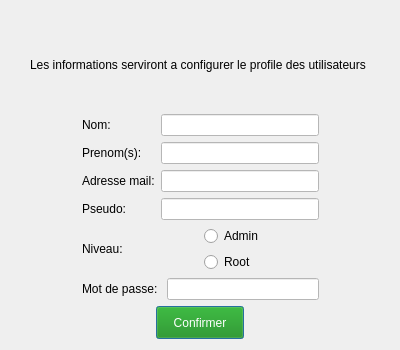
Above: myProject/adduser.ui from ToDesire/QT_Project before the change. Below: the same form after it.
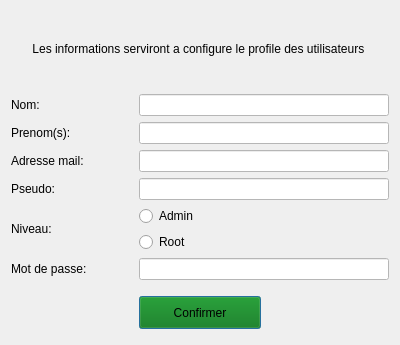
That is the form after the change.

Patch:
```diff
--- a/myProject/adduser.ui
+++ b/myProject/adduser.ui
@@ -7,55 +7,94 @@
     <x>0</x>
     <y>0</y>
     <width>400</width>
-    <height>350</height>
+    <height>345</height>
    </rect>
   </property>
   <property name="minimumSize">
    <size>
     <width>400</width>
-    <height>350</height>
+    <height>345</height>
    </size>
   </property>
   <property name="maximumSize">
    <size>
     <width>400</width>
-    <height>350</height>
+    <height>345</height>
    </size>
   </property>
   <property name="windowTitle">
    <string>Ajout utilisateur</string>
   </property>
-  <layout class="QGridLayout" name="gridLayout_2">
-   <item row="0" column="2">
-    <spacer name="verticalSpacer_2">
-     <property name="orientation">
-      <enum>Qt::Vertical</enum>
+  <layout class="QGridLayout" name="gridLayout">
+   <item row="4" column="0">
+    <widget class="QLabel" name="label_4">
+     <property name="text">
+      <string>Pseudo:</string>
      </property>
-     <property name="sizeType">
-      <enum>QSizePolicy::Fixed</enum>
+    </widget>
+   </item>
+   <item row="2" column="1" colspan="2">
+    <widget class="QLineEdit" name="inp_prenom">
+     <property name="styleSheet">
+      <string notr="true">QLineEdit{
+	background-color: #fff;
+	color:  #000;
+}
+</string>
      </property>
-     <property name="sizeHint" stdset="0">
-      <size>
-       <width>20</width>
-       <height>10</height>
-      </size>
+    </widget>
+   </item>
+   <item row="6" column="0">
+    <widget class="QLabel" name="label_6">
+     <property name="text">
+      <string>Mot de passe:</string>
      </property>
-    </spacer>
+    </widget>
+   </item>
+   <item row="4" column="1" colspan="2">
+    <widget class="QLineEdit" name="inp_psd">
+     <property name="styleSheet">
+      <string notr="true">QLineEdit{
+	background-color: #fff;
+	color:  #000;
+}
+</string>
+     </property>
+    </widget>
+   </item>
+   <item row="1" column="1" colspan="2">
+    <widget class="QLineEdit" name="inp_nom">
+     <property name="styleSheet">
+      <string notr="true">QLineEdit{
+	background-color: #fff;
+	color:  #000;
+}
+</string>
+     </property>
+    </widget>
+   </item>
+   <item row="6" column="1" colspan="2">
+    <widget class="QLineEdit" name="inp_pwd">
+     <property name="styleSheet">
+      <string notr="true">QLineEdit{
+	background-color: #fff;
+	color:  #000;
+}
+</string>
+     </property>
+     <property name="echoMode">
+      <enum>QLineEdit::Password</enum>
+     </property>
+    </widget>
    </item>
    <item row="1" column="0">
-    <spacer name="horizontalSpacer_5">
-     <property name="orientation">
-      <enum>Qt::Horizontal</enum>
+    <widget class="QLabel" name="label">
+     <property name="text">
+      <string>Nom:</string>
      </property>
-     <property name="sizeHint" stdset="0">
-      <size>
-       <width>11</width>
-       <height>20</height>
-      </size>
-     </property>
-    </spacer>
+    </widget>
    </item>
-   <item row="1" column="1" colspan="3">
+   <item row="0" column="0" colspan="3">
     <widget class="QLabel" name="label_7">
      <property name="styleSheet">
       <string notr="true">QLabel{
@@ -64,220 +103,111 @@
 }</string>
      </property>
      <property name="text">
-      <string>Les informations serviront a configurer le profile des utilisateurs </string>
+      <string>&lt;center&gt;Les informations serviront a configure le profile des utilisateurs&lt;/center&gt; </string>
      </property>
     </widget>
    </item>
-   <item row="1" column="4">
-    <spacer name="horizontalSpacer_6">
-     <property name="orientation">
-      <enum>Qt::Horizontal</enum>
-     </property>
-     <property name="sizeHint" stdset="0">
-      <size>
-       <width>13</width>
-       <height>20</height>
-      </size>
-     </property>
-    </spacer>
-   </item>
-   <item row="2" column="2">
-    <layout class="QGridLayout" name="gridLayout">
-     <item row="0" column="0">
-      <widget class="QLabel" name="label">
-       <property name="text">
-        <string>Nom:</string>
-       </property>
-      </widget>
-     </item>
-     <item row="0" column="1" colspan="2">
-      <widget class="QLineEdit" name="inp_nom">
-       <property name="styleSheet">
-        <string notr="true">QLineEdit{
+   <item row="3" column="1" colspan="2">
+    <widget class="QLineEdit" name="inp_mail">
+     <property name="styleSheet">
+      <string notr="true">QLineEdit{
 	background-color: #fff;
 	color:  #000;
-	width: 150px;
-}</string>
-       </property>
-      </widget>
-     </item>
-     <item row="1" column="0">
-      <widget class="QLabel" name="label_2">
-       <property name="text">
-        <string>Prenom(s):</string>
-       </property>
-      </widget>
-     </item>
-     <item row="1" column="1" colspan="2">
-      <widget class="QLineEdit" name="inp_prenom">
-       <property name="styleSheet">
-        <string notr="true">QLineEdit{
-	background-color: #fff;
-	color:  #000;
-	width: 150px;
-}</string>
-       </property>
-      </widget>
-     </item>
-     <item row="2" column="0">
-      <widget class="QLabel" name="label_3">
-       <property name="text">
-        <string>Adresse mail:</string>
-       </property>
-      </widget>
-     </item>
-     <item row="2" column="1" colspan="2">
-      <widget class="QLineEdit" name="inp_mail">
-       <property name="styleSheet">
-        <string notr="true">QLineEdit{
-	background-color: #fff;
-	color:  #000;
-	width: 150px;
-}</string>
-       </property>
-      </widget>
-     </item>
-     <item row="3" column="0">
-      <widget class="QLabel" name="label_4">
-       <property name="text">
-        <string>Pseudo:</string>
-       </property>
-      </widget>
-     </item>
-     <item row="3" column="1" colspan="2">
-      <widget class="QLineEdit" name="inp_psd">
-       <property name="styleSheet">
-        <string notr="true">QLineEdit{
-	background-color: #fff;
-	color:  #000;
-	width: 150px;
-}</string>
-       </property>
-      </widget>
-     </item>
-     <item row="4" column="0" colspan="3">
-      <layout class="QHBoxLayout" name="horizontalLayout_2">
-       <item>
-        <widget class="QLabel" name="label_5">
-         <property name="text">
-          <string>Niveau:</string>
-         </property>
-        </widget>
-       </item>
-       <item>
-        <layout class="QVBoxLayout" name="verticalLayout">
-         <item>
-          <widget class="QRadioButton" name="Admin">
-           <property name="text">
-            <string>Admin</string>
-           </property>
-          </widget>
-         </item>
-         <item>
-          <widget class="QRadioButton" name="Root">
-           <property name="text">
-            <string>Root</string>
-           </property>
-          </widget>
-         </item>
-        </layout>
-       </item>
-      </layout>
-     </item>
-     <item row="5" column="0" colspan="2">
-      <widget class="QLabel" name="label_6">
-       <property name="text">
-        <string>Mot de passe:</string>
-       </property>
-      </widget>
-     </item>
-     <item row="5" column="2">
-      <widget class="QLineEdit" name="inp_pwd">
-       <property name="styleSheet">
-        <string notr="true">QLineEdit{
-	background-color: #fff;
-	color:  #000;
-	width: 150px;
-}</string>
-       </property>
-       <property name="echoMode">
-        <enum>QLineEdit::Password</enum>
-       </property>
-      </widget>
-     </item>
-    </layout>
+}
+</string>
+     </property>
+    </widget>
    </item>
-   <item row="3" column="0" colspan="5">
+   <item row="5" column="0" colspan="2">
     <layout class="QHBoxLayout" name="horizontalLayout">
      <item>
-      <spacer name="horizontalSpacer">
-       <property name="orientation">
-        <enum>Qt::Horizontal</enum>
+      <widget class="QLabel" name="label_5">
+       <property name="text">
+        <string>Niveau:</string>
        </property>
-       <property name="sizeHint" stdset="0">
-        <size>
-         <width>168</width>
-         <height>20</height>
-        </size>
-       </property>
-      </spacer>
+      </widget>
      </item>
      <item>
-      <widget class="QPushButton" name="pushButton">
-       <property name="styleSheet">
-        <string notr="true">QPushButton{
+      <layout class="QVBoxLayout" name="verticalLayout">
+       <item>
+        <widget class="QRadioButton" name="Admin">
+         <property name="text">
+          <string>Admin</string>
+         </property>
+        </widget>
+       </item>
+       <item>
+        <widget class="QRadioButton" name="Root">
+         <property name="text">
+          <string>Root</string>
+         </property>
+        </widget>
+       </item>
+      </layout>
+     </item>
+    </layout>
+   </item>
+   <item row="8" column="1">
+    <widget class="QPushButton" name="pushButton">
+     <property name="styleSheet">
+      <string notr="true">QPushButton{
+	background-color: rgb(0, 113, 0);
 	height: 25px;
 	width: 80px;
-	background-color: rgb(14, 138, 1);
-	font: 81 italic 11pt &quot;Fira Sans Compressed ExtraBold&quot;;
-	color: white;
+	font: 81 italic 12pt &quot;Fira Sans Compressed ExtraBold&quot;;
 }
+
 QPushButton:pressed{
 	background-color: rgb(0, 85, 0);
 }</string>
-       </property>
-       <property name="text">
-        <string>Confirmer</string>
-       </property>
-      </widget>
-     </item>
-     <item>
-      <spacer name="horizontalSpacer_2">
-       <property name="orientation">
-        <enum>Qt::Horizontal</enum>
-       </property>
-       <property name="sizeHint" stdset="0">
-        <size>
-         <width>168</width>
-         <height>20</height>
-        </size>
-       </property>
-      </spacer>
-     </item>
-    </layout>
+     </property>
+     <property name="text">
+      <string>Confirmer</string>
+     </property>
+    </widget>
    </item>
-   <item row="2" column="3">
-    <spacer name="horizontalSpacer_4">
+   <item row="2" column="0">
+    <widget class="QLabel" name="label_2">
+     <property name="text">
+      <string>Prenom(s):</string>
+     </property>
+    </widget>
+   </item>
+   <item row="3" column="0">
+    <widget class="QLabel" name="label_3">
+     <property name="text">
+      <string>Adresse mail:</string>
+     </property>
+    </widget>
+   </item>
+   <item row="7" column="1">
+    <spacer name="verticalSpacer">
      <property name="orientation">
-      <enum>Qt::Horizontal</enum>
+      <enum>Qt::Vertical</enum>
+     </property>
+     <property name="sizeType">
+      <enum>QSizePolicy::Fixed</enum>
      </property>
      <property name="sizeHint" stdset="0">
       <size>
-       <width>13</width>
-       <height>20</height>
+       <width>20</width>
+       <height>10</height>
       </size>
      </property>
     </spacer>
    </item>
-   <item row="2" column="1">
-    <spacer name="horizontalSpacer_3">
+   <item row="9" column="1">
+    <spacer name="verticalSpacer_2">
      <property name="orientation">
-      <enum>Qt::Horizontal</enum>
+      <enum>Qt::Vertical</enum>
+     </property>
+     <property name="sizeType">
+      <enum>QSizePolicy::Fixed</enum>
      </property>
      <property name="sizeHint" stdset="0">
       <size>
-       <width>11</width>
-       <height>20</height>
+       <width>20</width>
+       <height>5</height>
       </size>
      </property>
     </spacer>
```
Left out of the diff: 3 changed lines with no effect on the pictures.
